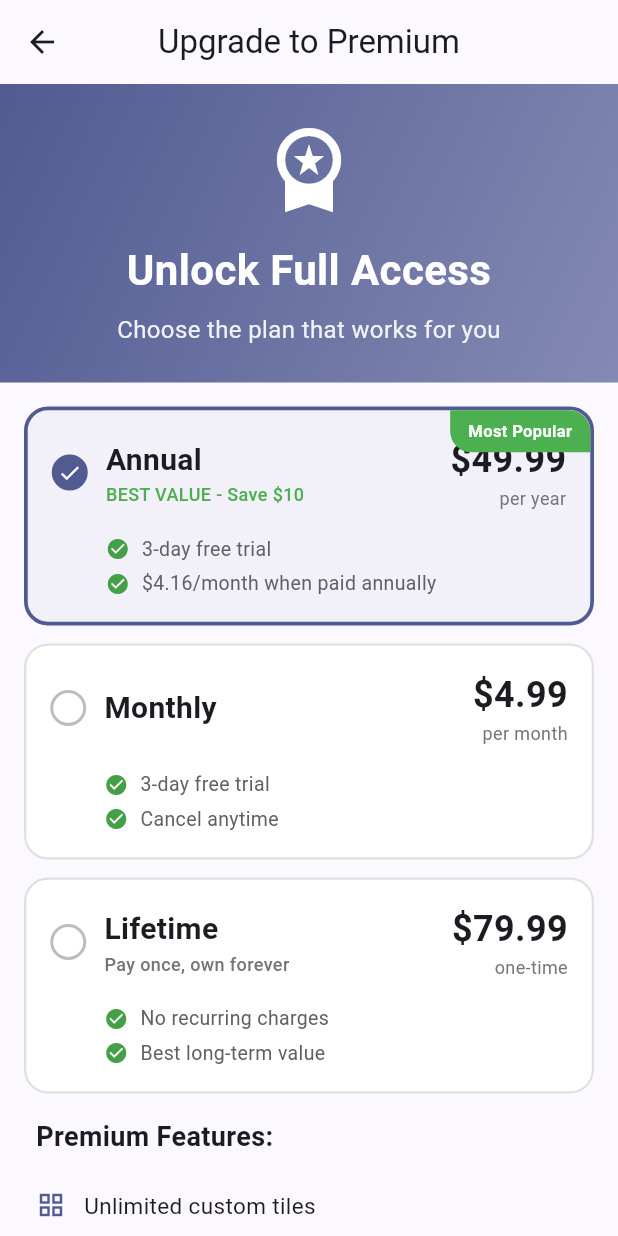
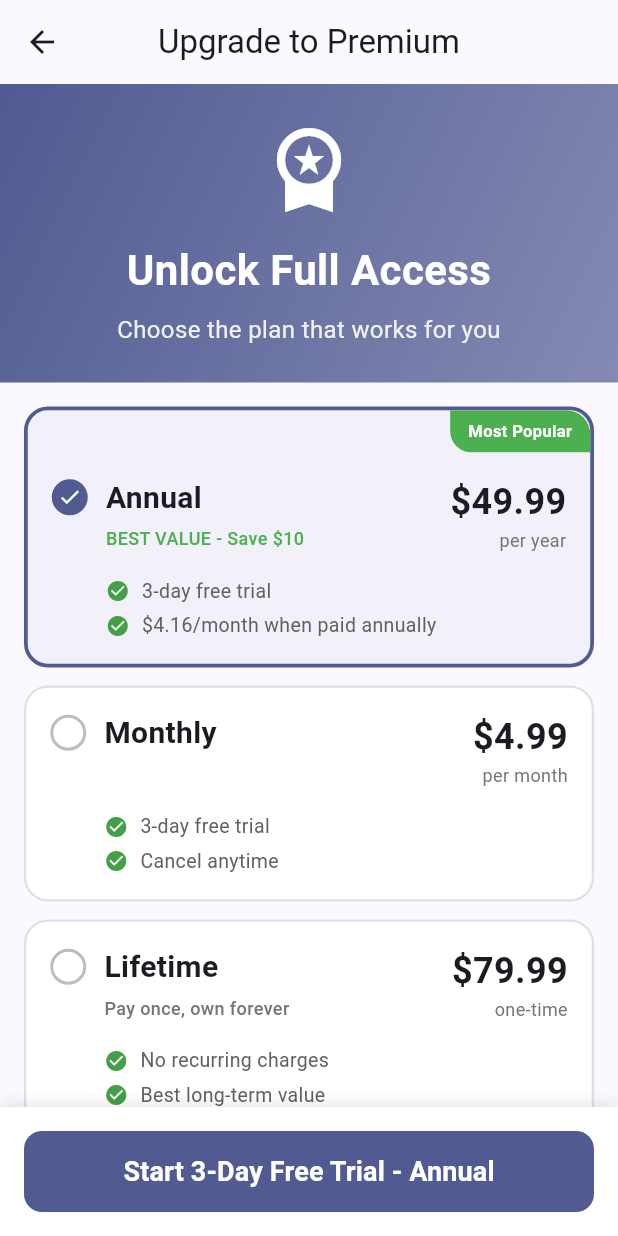
Before and after one commit to philivee-glitch/commease-textspeech, a Flutter app: the PaywallScreen screen opened directly, on a phone screen of 412 x 824 dp. Run offline on Flutter 3.47's test engine with Material 3 defaults, Android fonts, the phone set to English and light mode, and no system bars; our stand-ins replace file_picker, flutter_tts, package_info_plus, share_plus, shared_preferences; missing offline and left inert: purchases_flutter; accounts and stored records are empty.

Commit message:
Add logo to app bar and fix paywall UI with sticky purchase button

```diff
--- a/lib/screens/home_screen.dart
+++ b/lib/screens/home_screen.dart
@@ -335,7 +335,18 @@ class _HomeScreenState extends State<HomeScreen> {
 
     return Scaffold(
       appBar: AppBar(
-        title: const Text('CommEase'),
+        title: Row(
+          mainAxisSize: MainAxisSize.min,
+          children: [
+            Image.asset(
+              'assets/app_icon.png',
+              height: 32,
+              width: 32,
+            ),
+            const SizedBox(width: 8),
+            const Text('CommEase'),
+          ],
+        ),
         centerTitle: true,
         actions: [
           if (!_isPremium)
--- a/lib/screens/paywall_screen.dart
+++ b/lib/screens/paywall_screen.dart
@@ -66,7 +66,10 @@ class _PaywallScreenState extends State<PaywallScreen> {
       ),
       body: _isLoading
           ? const Center(child: CircularProgressIndicator())
-          : SingleChildScrollView(
+          : Column(
+              children: [
+                Expanded(
+                  child: SingleChildScrollView(
                     child: Column(
                       crossAxisAlignment: CrossAxisAlignment.stretch,
                       children: [
@@ -189,33 +192,7 @@ class _PaywallScreenState extends State<PaywallScreen> {
                           ),
                         ),
 
-                  const SizedBox(height: 32),
-
-                  // Purchase Button
-                  Padding(
-                    padding: const EdgeInsets.symmetric(horizontal: 24),
-                    child: ElevatedButton(
-                      onPressed: _purchaseSelected,
-                      style: ElevatedButton.styleFrom(
-                        backgroundColor: Theme.of(context).primaryColor,
-                        foregroundColor: Colors.white,
-                        padding: const EdgeInsets.symmetric(vertical: 16),
-                        shape: RoundedRectangleBorder(
-                          borderRadius: BorderRadius.circular(12),
-                        ),
-                        elevation: 2,
-                      ),
-                      child: Text(
-                        _getButtonText(),
-                        style: const TextStyle(
-                          fontSize: 18,
-                          fontWeight: FontWeight.bold,
-                        ),
-                      ),
-                    ),
-                  ),
-
-                  const SizedBox(height: 16),
+                        const SizedBox(height: 24),
 
                         // Restore Purchases
                         TextButton(
@@ -264,6 +241,49 @@ class _PaywallScreenState extends State<PaywallScreen> {
                       ],
                     ),
                   ),
+                ),
+
+                // Fixed Purchase Button at Bottom
+                Container(
+                  padding: const EdgeInsets.all(16),
+                  decoration: BoxDecoration(
+                    color: Colors.white,
+                    boxShadow: [
+                      BoxShadow(
+                        color: Colors.black.withOpacity(0.1),
+                        blurRadius: 8,
+                        offset: const Offset(0, -2),
+                      ),
+                    ],
+                  ),
+                  child: SafeArea(
+                    top: false,
+                    child: SizedBox(
+                      width: double.infinity,
+                      child: ElevatedButton(
+                        onPressed: _purchaseSelected,
+                        style: ElevatedButton.styleFrom(
+                          backgroundColor: Theme.of(context).primaryColor,
+                          foregroundColor: Colors.white,
+                          padding: const EdgeInsets.symmetric(vertical: 18),
+                          shape: RoundedRectangleBorder(
+                            borderRadius: BorderRadius.circular(12),
+                          ),
+                          elevation: 0,
+                        ),
+                        child: Text(
+                          _getButtonText(),
+                          style: const TextStyle(
+                            fontSize: 18,
+                            fontWeight: FontWeight.bold,
+                          ),
+                        ),
+                      ),
+                    ),
+                  ),
+                ),
+              ],
+            ),
     );
   }
 
@@ -295,6 +315,8 @@ class _PaywallScreenState extends State<PaywallScreen> {
               ? Theme.of(context).primaryColor.withOpacity(0.05)
               : Colors.white,
         ),
+        child: ClipRRect(
+          borderRadius: BorderRadius.circular(16),
           child: Stack(
             children: [
               Padding(
@@ -302,12 +324,17 @@ class _PaywallScreenState extends State<PaywallScreen> {
                 child: Column(
                   crossAxisAlignment: CrossAxisAlignment.start,
                   children: [
+                    // Badge space if needed
+                    if (badge != null) const SizedBox(height: 28),
+
                     Row(
+                      crossAxisAlignment: CrossAxisAlignment.start,
                       children: [
                         // Radio button
                         Container(
                           width: 24,
                           height: 24,
+                          margin: const EdgeInsets.only(top: 2),
                           decoration: BoxDecoration(
                             shape: BoxShape.circle,
                             border: Border.all(
@@ -329,7 +356,7 @@ class _PaywallScreenState extends State<PaywallScreen> {
                               : null,
                         ),
                         const SizedBox(width: 12),
-                      // Title
+                        // Title and savings
                         Expanded(
                           child: Column(
                             crossAxisAlignment: CrossAxisAlignment.start,
@@ -342,7 +369,9 @@ class _PaywallScreenState extends State<PaywallScreen> {
                                 ),
                               ),
                               if (savings != null)
-                              Text(
+                                Padding(
+                                  padding: const EdgeInsets.only(top: 4),
+                                  child: Text(
                                     savings,
                                     style: TextStyle(
                                       fontSize: 12,
@@ -350,9 +379,11 @@ class _PaywallScreenState extends State<PaywallScreen> {
                                       fontWeight: FontWeight.w500,
                                     ),
                                   ),
+                                ),
                             ],
                           ),
                         ),
+                        const SizedBox(width: 12),
                         // Price
                         Column(
                           crossAxisAlignment: CrossAxisAlignment.end,
@@ -402,7 +433,7 @@ class _PaywallScreenState extends State<PaywallScreen> {
                   ],
                 ),
               ),
-            // Badge
+              // Badge - positioned above content
               if (badge != null)
                 Positioned(
                   top: 0,
@@ -430,6 +461,7 @@ class _PaywallScreenState extends State<PaywallScreen> {
                   ),
                 ),
             ],
+          ),
         ),
       ),
     );
@@ -460,11 +492,11 @@ class _PaywallScreenState extends State<PaywallScreen> {
   String _getButtonText() {
     switch (_selectedPlan) {
       case 'monthly':
-        return 'Start 3-Day Free Trial';
+        return 'Start 3-Day Free Trial - Monthly';
       case 'annual':
-        return 'Start 3-Day Free Trial';
+        return 'Start 3-Day Free Trial - Annual';
       case 'lifetime':
-        return 'Buy Lifetime Access';
+        return 'Buy Lifetime Access - \$79.99';
       default:
         return 'Continue';
     }
--- a/pubspec.yaml
+++ b/pubspec.yaml
@@ -24,6 +24,8 @@ dev_dependencies:
   flutter_launcher_icons: ^0.14.4
 flutter:
   uses-material-design: true
+  assets:
+    - assets/app_icon.png
 flutter_launcher_icons:
   android: true
   ios: true
```
Lines whose indentation alone changed are shown as unchanged.
